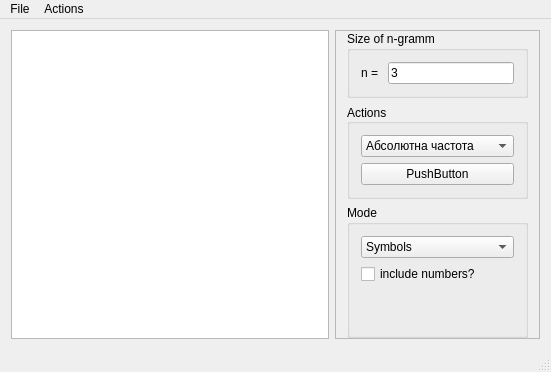
UaHeadHunter/NGrammComparer, file mainwindow.ui: the form before one commit.
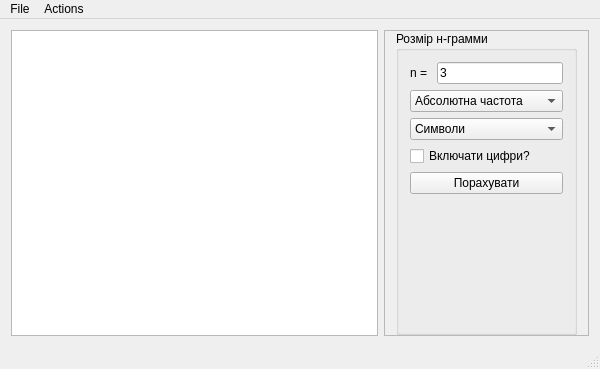
The form after the commit.

Commit message: Reimplemented part of UI. Added model usage.

Patch:
```diff
--- a/mainwindow.ui
+++ b/mainwindow.ui
@@ -6,8 +6,8 @@
    <rect>
     <x>0</x>
     <y>0</y>
-    <width>551</width>
-    <height>372</height>
+    <width>600</width>
+    <height>369</height>
    </rect>
   </property>
   <property name="windowTitle">
@@ -42,9 +42,11 @@
        <item>
         <widget class="QGroupBox" name="groupBox_2">
          <property name="title">
-          <string>Size of n-gramm</string>
+          <string>Розмір н-грамми</string>
          </property>
-         <layout class="QHBoxLayout" name="horizontalLayout_2">
+         <layout class="QVBoxLayout" name="verticalLayout_2">
+          <item>
+           <layout class="QHBoxLayout" name="horizontalLayout_3">
           <item>
            <widget class="QLabel" name="label">
             <property name="text">
@@ -63,23 +65,7 @@
            </widget>
           </item>
          </layout>
-        </widget>
-       </item>
-       <item>
-        <widget class="QGroupBox" name="groupBox">
-         <property name="sizePolicy">
-          <sizepolicy hsizetype="Preferred" vsizetype="Preferred">
-           <horstretch>0</horstretch>
-           <verstretch>0</verstretch>
-          </sizepolicy>
-         </property>
-         <property name="title">
-          <string>Actions</string>
-         </property>
-         <property name="alignment">
-          <set>Qt::AlignLeading|Qt::AlignLeft|Qt::AlignVCenter</set>
-         </property>
-         <layout class="QVBoxLayout" name="verticalLayout_4">
+          </item>
           <item>
            <widget class="QComboBox" name="actionComboBox">
             <property name="editable">
@@ -114,32 +100,10 @@
            </widget>
           </item>
           <item>
-           <widget class="QPushButton" name="actionButton">
-            <property name="text">
-             <string>PushButton</string>
-            </property>
-           </widget>
-          </item>
-         </layout>
-        </widget>
-       </item>
-       <item>
-        <widget class="QGroupBox" name="modesGroupBox">
-         <property name="sizePolicy">
-          <sizepolicy hsizetype="Preferred" vsizetype="Preferred">
-           <horstretch>0</horstretch>
-           <verstretch>0</verstretch>
-          </sizepolicy>
-         </property>
-         <property name="title">
-          <string>Mode</string>
-         </property>
-         <layout class="QVBoxLayout" name="verticalLayout_5">
-          <item>
            <widget class="QComboBox" name="modesCombobox">
             <item>
              <property name="text">
-              <string>Symbols</string>
+              <string>Символи</string>
              </property>
             </item>
             <item>
@@ -152,7 +116,14 @@
           <item>
            <widget class="QCheckBox" name="includeNumbersCheckBox">
             <property name="text">
-             <string>include numbers?</string>
+             <string>Включати цифри?</string>
+            </property>
+           </widget>
+          </item>
+          <item>
+           <widget class="QPushButton" name="nGrammButton">
+            <property name="text">
+             <string>Порахувати</string>
             </property>
            </widget>
           </item>
@@ -186,7 +157,7 @@
     <rect>
      <x>0</x>
      <y>0</y>
-     <width>551</width>
+     <width>600</width>
      <height>20</height>
     </rect>
    </property>
```
Left out of the diff: 6 changed lines with no effect on the pictures. Lines whose indentation alone changed are shown as unchanged. The commit also changes 2 other files.
